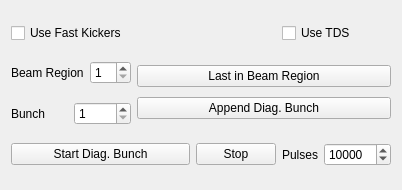
Before: the Qt Designer form esme/gui/ui/special_bunch_panel.ui in st-walker/esme, drawn with Qt 5.
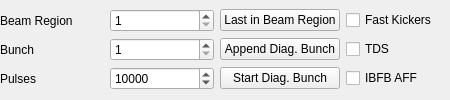
After: the same form once the commit is applied.

Patch:
```diff
--- a/esme/gui/ui/special_bunch_panel.ui
+++ b/esme/gui/ui/special_bunch_panel.ui
@@ -6,20 +6,14 @@
    <rect>
     <x>0</x>
     <y>0</y>
-    <width>402</width>
-    <height>190</height>
+    <width>450</width>
+    <height>100</height>
    </rect>
   </property>
-  <property name="sizePolicy">
-   <sizepolicy hsizetype="Minimum" vsizetype="Minimum">
-    <horstretch>0</horstretch>
-    <verstretch>0</verstretch>
-   </sizepolicy>
-  </property>
   <property name="minimumSize">
    <size>
     <width>0</width>
-    <height>186</height>
+    <height>100</height>
    </size>
   </property>
   <property name="maximumSize">
@@ -31,85 +25,32 @@
   <property name="windowTitle">
    <string>Form</string>
   </property>
-  <layout class="QGridLayout" name="gridLayout_3">
-   <item row="4" column="3">
-    <widget class="QPushButton" name="stop_button">
-     <property name="text">
-      <string>Stop</string>
-     </property>
-    </widget>
-   </item>
-   <item row="4" column="0" colspan="3">
-    <widget class="QPushButton" name="start_button">
-     <property name="toolTip">
-      <string>&lt;html&gt;&lt;head/&gt;&lt;body&gt;&lt;p&gt;Start diagnostic bunch optionally with fast kickers and the TDS&lt;/p&gt;&lt;/body&gt;&lt;/html&gt;</string>
-     </property>
-     <property name="text">
-      <string>Start Diag. Bunch</string>
-     </property>
-     <property name="checkable">
-      <bool>true</bool>
-     </property>
-     <property name="checked">
-      <bool>false</bool>
-     </property>
-     <property name="autoRepeat">
-      <bool>false</bool>
-     </property>
-    </widget>
-   </item>
-   <item row="4" column="4">
-    <layout class="QHBoxLayout" name="horizontalLayout">
-     <item>
-      <widget class="QLabel" name="npulses_label">
-       <property name="text">
-        <string>Pulses</string>
+  <layout class="QGridLayout" name="gridLayout_2">
+   <property name="leftMargin">
+    <number>0</number>
+   </property>
+   <property name="topMargin">
+    <number>0</number>
+   </property>
+   <property name="rightMargin">
+    <number>0</number>
+   </property>
+   <property name="bottomMargin">
+    <number>0</number>
+   </property>
+   <item row="0" column="0">
+    <layout class="QGridLayout" name="gridLayout">
+     <item row="0" column="4">
+      <widget class="QCheckBox" name="use_fast_kickers_checkbox">
+       <property name="toolTip">
+        <string>Whether to fire the fast kickers for the diagnostic bunch</string>
        </property>
-      </widget>
-     </item>
-     <item>
-      <widget class="QSpinBox" name="npulses_spinbox">
-       <property name="maximum">
-        <number>10000000</number>
-       </property>
-       <property name="value">
-        <number>10000</number>
-       </property>
-      </widget>
-     </item>
-    </layout>
-   </item>
-   <item row="1" column="4">
-    <widget class="QCheckBox" name="use_tds_checkbox">
-     <property name="text">
-      <string>Use TDS</string>
-     </property>
-    </widget>
-   </item>
-   <item row="3" column="0" colspan="2">
-    <layout class="QGridLayout" name="gridLayout_2">
-     <item row="0" column="0">
-      <widget class="QLabel" name="bunch_label">
        <property name="text">
-        <string>Bunch</string>
+        <string>Fast Kickers</string>
        </property>
       </widget>
      </item>
-     <item row="0" column="1">
-      <widget class="QSpinBox" name="bunch_spinbox">
-       <property name="minimum">
-        <number>1</number>
-       </property>
-       <property name="maximum">
-        <number>4000</number>
-       </property>
-      </widget>
-     </item>
-    </layout>
-   </item>
-   <item row="2" column="2" rowspan="2" colspan="3">
-    <layout class="QVBoxLayout" name="verticalLayout">
-     <item>
+     <item row="0" column="3">
       <widget class="QPushButton" name="go_to_last_bunch_in_br_pushbutton">
        <property name="enabled">
         <bool>true</bool>
@@ -122,7 +63,14 @@
        </property>
       </widget>
      </item>
-     <item>
+     <item row="1" column="1">
+      <widget class="QLabel" name="bunch_label">
+       <property name="text">
+        <string>Bunch</string>
+       </property>
+      </widget>
+     </item>
+     <item row="1" column="3">
       <widget class="QPushButton" name="go_to_last_laserpulse_pushbutton">
        <property name="enabled">
         <bool>true</bool>
@@ -135,33 +83,101 @@
        </property>
       </widget>
      </item>
-    </layout>
-   </item>
-   <item row="2" column="0" colspan="2">
-    <layout class="QGridLayout" name="gridLayout">
-     <item row="0" column="0">
+     <item row="0" column="2">
+      <widget class="QSpinBox" name="beamregion_spinbox">
+       <property name="toolTip">
+        <string>The beam region in which to select a diagnostic bunch</string>
+       </property>
+       <property name="minimum">
+        <number>1</number>
+       </property>
+      </widget>
+     </item>
+     <item row="1" column="2">
+      <widget class="QSpinBox" name="bunch_spinbox">
+       <property name="toolTip">
+        <string>The bunch number within the selected beam region to optionally fire the kickers or TDS for.</string>
+       </property>
+       <property name="minimum">
+        <number>1</number>
+       </property>
+       <property name="maximum">
+        <number>4000</number>
+       </property>
+      </widget>
+     </item>
+     <item row="0" column="1">
       <widget class="QLabel" name="beam_region_label">
        <property name="text">
         <string>Beam Region</string>
        </property>
       </widget>
      </item>
-     <item row="0" column="1">
-      <widget class="QSpinBox" name="beamregion_spinbox">
-       <property name="minimum">
-        <number>1</number>
+     <item row="1" column="4">
+      <widget class="QCheckBox" name="use_tds_checkbox">
+       <property name="toolTip">
+        <string>Whether to fire the TDS for the diagnostic bunch</string>
+       </property>
+       <property name="text">
+        <string>TDS</string>
+       </property>
+      </widget>
+     </item>
+     <item row="2" column="3">
+      <widget class="QPushButton" name="start_button">
+       <property name="toolTip">
+        <string>&lt;html&gt;&lt;head/&gt;&lt;body&gt;&lt;p&gt;Start diagnostic bunch optionally with fast kickers and the TDS&lt;/p&gt;&lt;/body&gt;&lt;/html&gt;</string>
+       </property>
+       <property name="text">
+        <string>Start Diag. Bunch</string>
+       </property>
+       <property name="checkable">
+        <bool>true</bool>
+       </property>
+       <property name="checked">
+        <bool>false</bool>
+       </property>
+       <property name="autoRepeat">
+        <bool>false</bool>
+       </property>
+      </widget>
+     </item>
+     <item row="2" column="2">
+      <layout class="QHBoxLayout" name="horizontalLayout">
+       <item>
+        <widget class="QSpinBox" name="npulses_spinbox">
+         <property name="toolTip">
+          <string>The number of times to fire the special diagnostic bunch before stopping</string>
+         </property>
+         <property name="maximum">
+          <number>10000000</number>
+         </property>
+         <property name="value">
+          <number>10000</number>
+         </property>
+        </widget>
+       </item>
+      </layout>
+     </item>
+     <item row="2" column="1">
+      <widget class="QLabel" name="npulses_label">
+       <property name="text">
+        <string>Pulses</string>
+       </property>
+      </widget>
+     </item>
+     <item row="2" column="4">
+      <widget class="QCheckBox" name="ibfb_checkbox">
+       <property name="toolTip">
+        <string>IBFB Adaptive FF State (Should typically be off when doing measurements)</string>
+       </property>
+       <property name="text">
+        <string>IBFB AFF</string>
        </property>
       </widget>
      </item>
     </layout>
    </item>
-   <item row="1" column="0" colspan="2">
-    <widget class="QCheckBox" name="use_fast_kickers_checkbox">
-     <property name="text">
-      <string>Use Fast Kickers</string>
-     </property>
-    </widget>
-   </item>
   </layout>
  </widget>
  <resources/>
```
Left out of the diff: 6 changed lines with no effect on the pictures.
